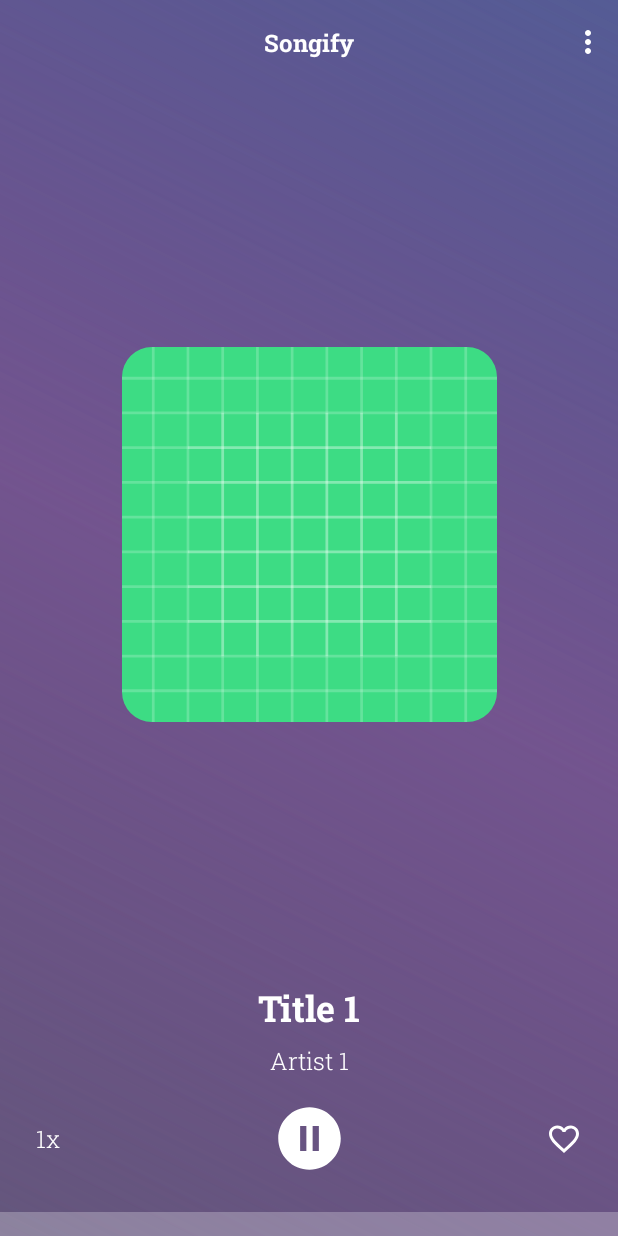
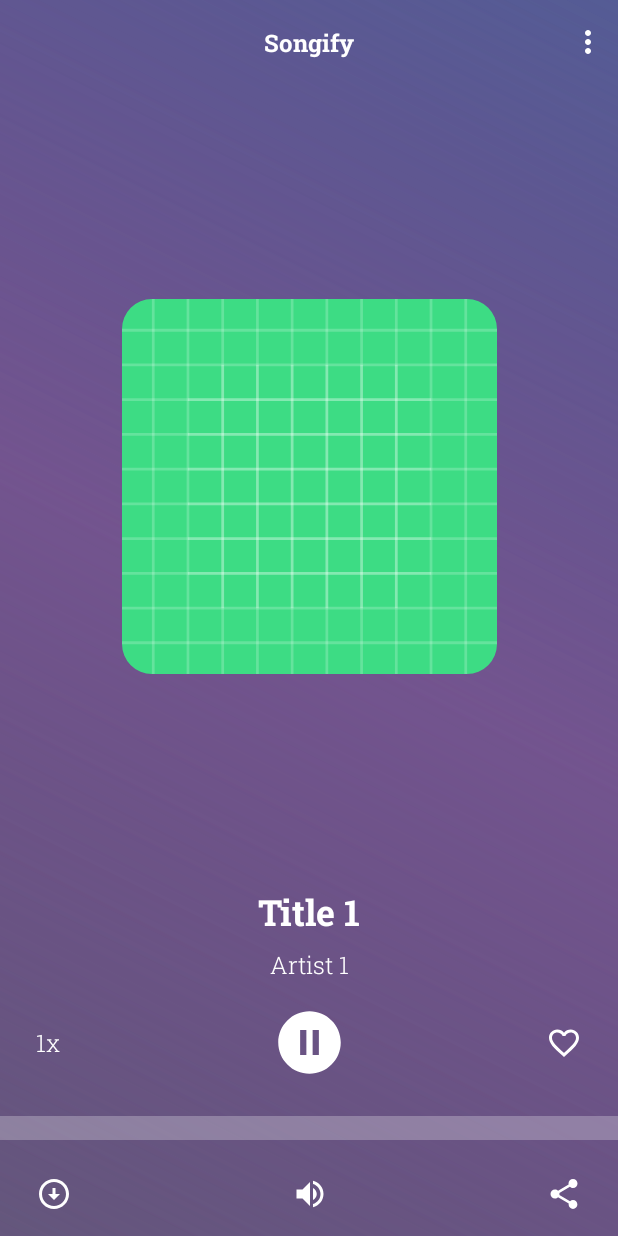
Before and after one commit to thesohelshaikh/songify, an Android app: the screen it shows after launch (MainActivity), on a phone screen of 412 x 824 dp. Run offline under Robolectric (Android 15) with nearby library versions, the phone set to English and light mode, and no system bars; libraries missing offline, so code that uses them is left out: com.google.android.exoplayer2; 7 statements that could not run were skipped.

Commit message:
Update UI to add more options

```diff
--- a/app/src/main/java/com/thesohelshaikh/songify/ui/SongAdapter.kt
+++ b/app/src/main/java/com/thesohelshaikh/songify/ui/SongAdapter.kt
@@ -104,9 +104,11 @@ class SongAdapter(
         private fun setupProgressIndicator() {
             val handler = Handler(Looper.getMainLooper())
             durationRunnable = Runnable {
-                binding.progressBar.progress =
-                    ((player!!.currentPosition * 100) / player!!.duration).toInt()
-                handler.postDelayed(durationRunnable, 1)
+                player?.let {
+                    binding.progressBar.progress =
+                        ((player!!.currentPosition * 100) / player!!.duration).toInt()
+                    handler.postDelayed(durationRunnable, 1)
+                }
             }
             handler.postDelayed(durationRunnable, 0)
         }
--- /dev/null
+++ b/app/src/main/res/drawable/ic_download.xml
@@ -0,0 +1,5 @@
+<vector android:height="24dp" android:tint="#FFFFFF"
+    android:viewportHeight="24" android:viewportWidth="24"
+    android:width="24dp" xmlns:android="http://schemas.android.com/apk/res/android">
+    <path android:fillColor="@android:color/white" android:pathData="M12,4c4.41,0 8,3.59 8,8s-3.59,8 -8,8s-8,-3.59 -8,-8S7.59,4 12,4M12,2C6.48,2 2,6.48 2,12c0,5.52 4.48,10 10,10c5.52,0 10,-4.48 10,-10C22,6.48 17.52,2 12,2L12,2zM13,12l0,-4h-2l0,4H8l4,4l4,-4H13z"/>
+</vector>
--- /dev/null
+++ b/app/src/main/res/drawable/ic_share.xml
@@ -0,0 +1,5 @@
+<vector android:height="24dp" android:tint="#FFFFFF"
+    android:viewportHeight="24" android:viewportWidth="24"
+    android:width="24dp" xmlns:android="http://schemas.android.com/apk/res/android">
+    <path android:fillColor="@android:color/white" android:pathData="M18,16.08c-0.76,0 -1.44,0.3 -1.96,0.77L8.91,12.7c0.05,-0.23 0.09,-0.46 0.09,-0.7s-0.04,-0.47 -0.09,-0.7l7.05,-4.11c0.54,0.5 1.25,0.81 2.04,0.81 1.66,0 3,-1.34 3,-3s-1.34,-3 -3,-3 -3,1.34 -3,3c0,0.24 0.04,0.47 0.09,0.7L8.04,9.81C7.5,9.31 6.79,9 6,9c-1.66,0 -3,1.34 -3,3s1.34,3 3,3c0.79,0 1.5,-0.31 2.04,-0.81l7.12,4.16c-0.05,0.21 -0.08,0.43 -0.08,0.65 0,1.61 1.31,2.92 2.92,2.92 1.61,0 2.92,-1.31 2.92,-2.92s-1.31,-2.92 -2.92,-2.92z"/>
+</vector>
--- /dev/null
+++ b/app/src/main/res/drawable/ic_volume.xml
@@ -0,0 +1,5 @@
+<vector android:height="24dp" android:tint="#FFFFFF"
+    android:viewportHeight="24" android:viewportWidth="24"
+    android:width="24dp" xmlns:android="http://schemas.android.com/apk/res/android">
+    <path android:fillColor="@android:color/white" android:pathData="M3,9v6h4l5,5L12,4L7,9L3,9zM16.5,12c0,-1.77 -1.02,-3.29 -2.5,-4.03v8.05c1.48,-0.73 2.5,-2.25 2.5,-4.02zM14,3.23v2.06c2.89,0.86 5,3.54 5,6.71s-2.11,5.85 -5,6.71v2.06c4.01,-0.91 7,-4.49 7,-8.77s-2.99,-7.86 -7,-8.77z"/>
+</vector>
--- a/app/src/main/res/layout/item_song_player.xml
+++ b/app/src/main/res/layout/item_song_player.xml
@@ -33,12 +33,12 @@
         android:id="@+id/imageViewAlbumArt"
         android:layout_width="250dp"
         android:layout_height="250dp"
-        app:shapeAppearanceOverlay="@style/ShapeAppearanceOverlay.App.AlbumAppearance"
         android:layout_marginTop="?actionBarSize"
         app:layout_constraintBottom_toTopOf="@id/textViewSongTitle"
         app:layout_constraintEnd_toEndOf="@id/guidelineEnd"
         app:layout_constraintStart_toStartOf="@id/guidelineStart"
         app:layout_constraintTop_toTopOf="parent"
+        app:shapeAppearanceOverlay="@style/ShapeAppearanceOverlay.App.AlbumAppearance"
         app:srcCompat="@drawable/ic_launcher_background" />
 
     <androidx.appcompat.widget.AppCompatTextView
@@ -78,10 +78,10 @@
         android:id="@+id/buttonFavorite"
         android:layout_width="wrap_content"
         android:layout_height="wrap_content"
+        android:layout_marginEnd="8dp"
         android:button="@drawable/ic_selector_favorite"
         android:buttonTint="@color/white"
         android:minWidth="0dp"
-        android:layout_marginEnd="8dp"
         android:minHeight="0dp"
         android:padding="0dp"
         app:layout_constraintBottom_toBottomOf="@id/imageViewPlayPause"
@@ -103,11 +103,41 @@
         android:id="@+id/progressBar"
         android:layout_width="0dp"
         android:layout_height="wrap_content"
+        android:layout_marginBottom="24dp"
         android:progressTint="@color/white"
         app:indicatorColor="@color/white"
-        app:layout_constraintBottom_toBottomOf="parent"
+        app:layout_constraintBottom_toTopOf="@id/buttonVolume"
         app:layout_constraintEnd_toEndOf="parent"
         app:layout_constraintStart_toStartOf="parent"
         app:trackThickness="16dp" />
 
+    <androidx.appcompat.widget.AppCompatImageView
+        android:id="@+id/buttonDownload"
+        android:layout_width="wrap_content"
+        android:layout_height="wrap_content"
+        app:layout_constraintTop_toTopOf="@id/buttonVolume"
+        app:layout_constraintBottom_toBottomOf="@id/buttonVolume"
+        app:layout_constraintStart_toStartOf="@id/textViewPlayBackSpeed"
+        app:srcCompat="@drawable/ic_download" />
+
+    <androidx.appcompat.widget.AppCompatImageView
+        android:id="@+id/buttonVolume"
+        android:layout_width="wrap_content"
+        android:layout_height="wrap_content"
+        android:layout_marginBottom="@dimen/appMargin"
+        app:layout_constraintBottom_toBottomOf="parent"
+        app:layout_constraintEnd_toEndOf="@id/imageViewPlayPause"
+        app:layout_constraintStart_toStartOf="@id/imageViewPlayPause"
+        app:srcCompat="@drawable/ic_volume" />
+
+    <androidx.appcompat.widget.AppCompatImageView
+        android:id="@+id/buttonShare"
+        android:layout_width="wrap_content"
+        android:layout_height="wrap_content"
+        app:layout_constraintTop_toTopOf="@id/buttonVolume"
+        app:layout_constraintBottom_toBottomOf="@id/buttonVolume"
+        app:layout_constraintEnd_toEndOf="@id/buttonFavorite"
+        app:layout_constraintTop_toBottomOf="@id/progressBar"
+        app:srcCompat="@drawable/ic_share" />
+
 </androidx.constraintlayout.widget.ConstraintLayout>
```
